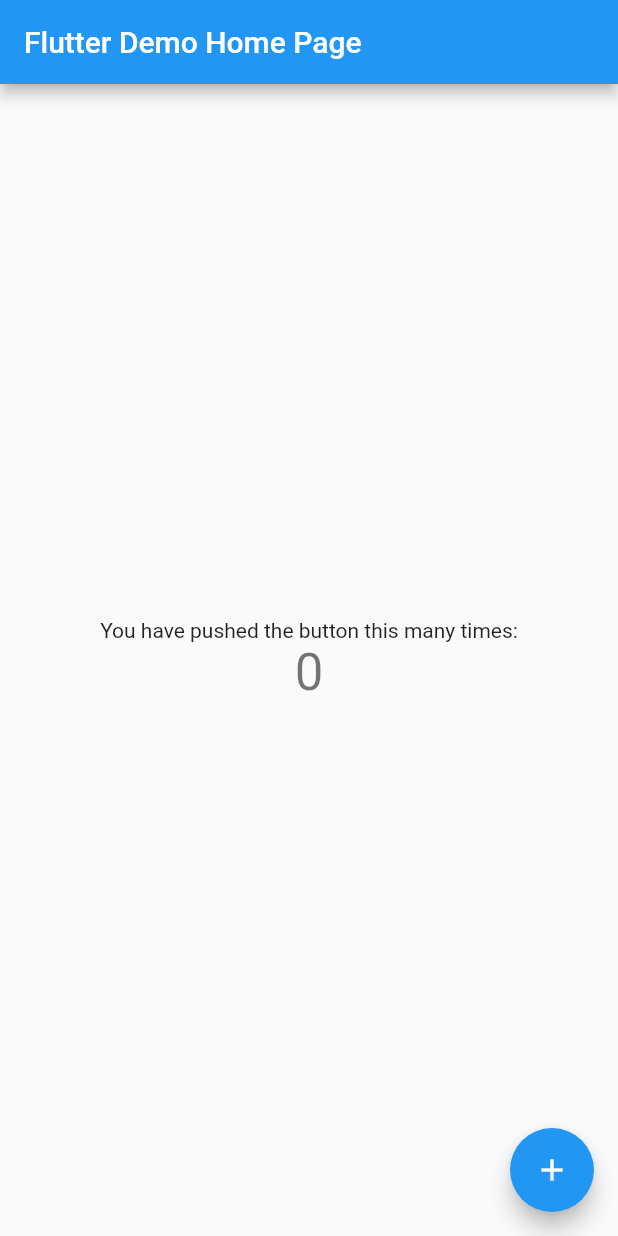
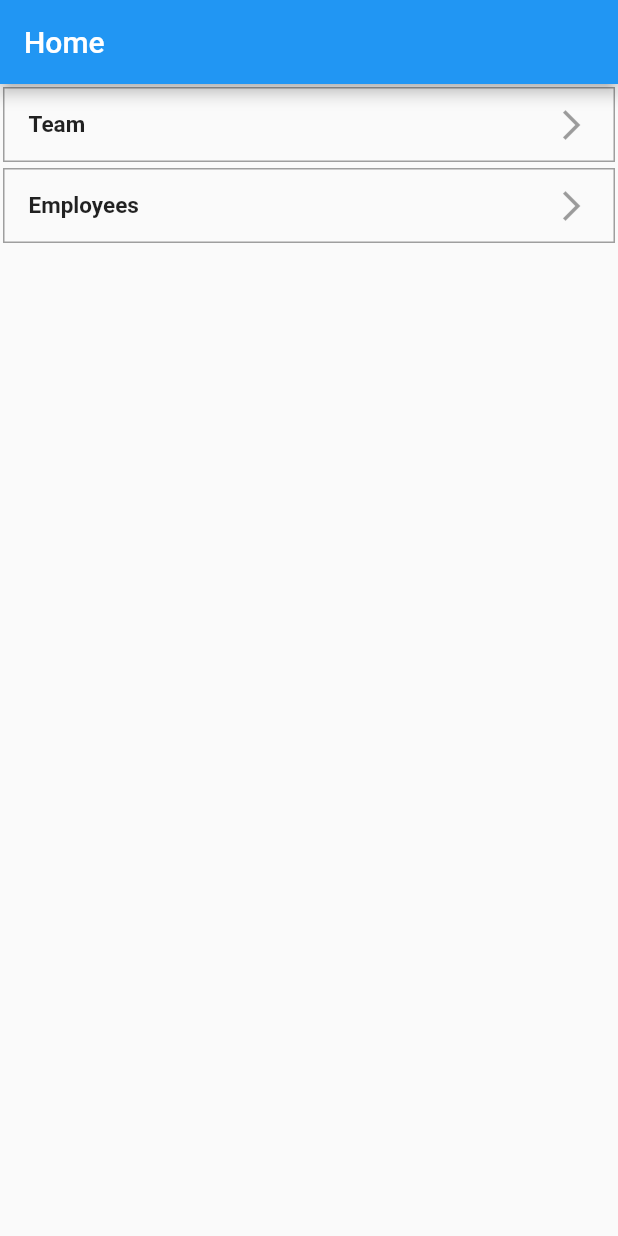
Before and after one commit to gokul-a-krishnan/flutter_task, a Flutter app: the screen it shows after launch, on a phone screen of 412 x 824 dp. Run offline on Flutter 3.47's test engine with Material 2 defaults, Android fonts, the phone set to English and light mode, and no system bars.

```diff
--- a/lib/main.dart
+++ b/lib/main.dart
@@ -1,117 +1,30 @@
 import 'package:flutter/material.dart';
+import './widgets/homePage.dart';
 
-void main() {
-  runApp(MyApp());
+void main() => runApp(FlutterTasks());
+
+class FlutterTasks extends StatefulWidget {
+  @override
+  _FlutterTasksState createState() => _FlutterTasksState();
 }
 
-class MyApp extends StatelessWidget {
-  // This widget is the root of your application.
+class _FlutterTasksState extends State<FlutterTasks> {
   @override
   Widget build(BuildContext context) {
     return MaterialApp(
-      title: 'Flutter Demo',
-      theme: ThemeData(
-        // This is the theme of your application.
-        //
-        // Try running your application with "flutter run". You'll see the
-        // application has a blue toolbar. Then, without quitting the app, try
-        // changing the primarySwatch below to Colors.green and then invoke
-        // "hot reload" (press "r" in the console where you ran "flutter run",
-        // or simply save your changes to "hot reload" in a Flutter IDE).
-        // Notice that the counter didn't reset back to zero; the application
-        // is not restarted.
-        primarySwatch: Colors.blue,
-        // This makes the visual density adapt to the platform that you run
-        // the app on. For desktop platforms, the controls will be smaller and
-        // closer together (more dense) than on mobile platforms.
-        visualDensity: VisualDensity.adaptivePlatformDensity,
+      title: 'Fluter_Task',
+      home: Scaffold(
+        appBar: AppBar(
+          title: Text('Home'),
+        ),
+        body: Column(
+          children: <Widget>[
+            HomePage( tabTitle:'Team'),
+            HomePage( tabTitle:'Employees'),
+
+          ],
+        ),
       ),
-      home: MyHomePage(title: 'Flutter Demo Home Page'),
     );
   }
 }
-
-class MyHomePage extends StatefulWidget {
-  MyHomePage({Key key, this.title}) : super(key: key);
-
-  // This widget is the home page of your application. It is stateful, meaning
-  // that it has a State object (defined below) that contains fields that affect
-  // how it looks.
-
-  // This class is the configuration for the state. It holds the values (in this
-  // case the title) provided by the parent (in this case the App widget) and
-  // used by the build method of the State. Fields in a Widget subclass are
-  // always marked "final".
-
-  final String title;
-
-  @override
-  _MyHomePageState createState() => _MyHomePageState();
-}
-
-class _MyHomePageState extends State<MyHomePage> {
-  int _counter = 0;
-
-  void _incrementCounter() {
-    setState(() {
-      // This call to setState tells the Flutter framework that something has
-      // changed in this State, which causes it to rerun the build method below
-      // so that the display can reflect the updated values. If we changed
-      // _counter without calling setState(), then the build method would not be
-      // called again, and so nothing would appear to happen.
-      _counter++;
-    });
-  }
-
-  @override
-  Widget build(BuildContext context) {
-    // This method is rerun every time setState is called, for instance as done
-    // by the _incrementCounter method above.
-    //
-    // The Flutter framework has been optimized to make rerunning build methods
-    // fast, so that you can just rebuild anything that needs updating rather
-    // than having to individually change instances of widgets.
-    return Scaffold(
-      appBar: AppBar(
-        // Here we take the value from the MyHomePage object that was created by
-        // the App.build method, and use it to set our appbar title.
-        title: Text(widget.title),
-      ),
-      body: Center(
-        // Center is a layout widget. It takes a single child and positions it
-        // in the middle of the parent.
-        child: Column(
-          // Column is also a layout widget. It takes a list of children and
-          // arranges them vertically. By default, it sizes itself to fit its
-          // children horizontally, and tries to be as tall as its parent.
-          //
-          // Invoke "debug painting" (press "p" in the console, choose the
-          // "Toggle Debug Paint" action from the Flutter Inspector in Android
-          // Studio, or the "Toggle Debug Paint" command in Visual Studio Code)
-          // to see the wireframe for each widget.
-          //
-          // Column has various properties to control how it sizes itself and
-          // how it positions its children. Here we use mainAxisAlignment to
-          // center the children vertically; the main axis here is the vertical
-          // axis because Columns are vertical (the cross axis would be
-          // horizontal).
-          mainAxisAlignment: MainAxisAlignment.center,
-          children: <Widget>[
-            Text(
-              'You have pushed the button this many times:',
-            ),
-            Text(
-              '$_counter',
-              style: Theme.of(context).textTheme.headline4,
-            ),
-          ],
-        ),
-      ),
-      floatingActionButton: FloatingActionButton(
-        onPressed: _incrementCounter,
-        tooltip: 'Increment',
-        child: Icon(Icons.add),
-      ), // This trailing comma makes auto-formatting nicer for build methods.
-    );
-  }
-}
--- /dev/null
+++ b/lib/widgets/homePage.dart
@@ -0,0 +1,44 @@
+import 'package:flutter/material.dart';
+import 'teamPage.dart';
+
+class HomePage extends StatelessWidget {
+  final String tabTitle;
+
+  HomePage({@required this.tabTitle});
+
+  @override
+  Widget build(BuildContext context) {
+    return Container(
+      margin: EdgeInsets.all(2),
+      decoration: BoxDecoration(
+        border: Border.all(
+          color: Colors.grey,
+          width: 1,
+        ),
+      ),
+      child: FlatButton(
+        child: Row(
+          mainAxisAlignment: MainAxisAlignment.spaceBetween,
+          children: <Widget>[
+            Text(
+              tabTitle,
+              style: TextStyle(
+                fontWeight: FontWeight.bold,
+                fontSize: 15,
+              ),
+            ),
+            Icon(
+              Icons.arrow_forward_ios,
+              color: Colors.black38,
+            ),
+          ],
+        ),
+        onPressed: tabTitle == 'Team'
+            ? () {
+              Navigator.push(context,MaterialPageRoute(builder: (context)=>TeamPage(),),);
+        }
+            : () => print('Employeees'),
+      ),
+    );
+  }
+}
```
Also changed, not shown: lib/widgets/teamPage.dart (added, +134 -0 lines), pubspec.lock.
